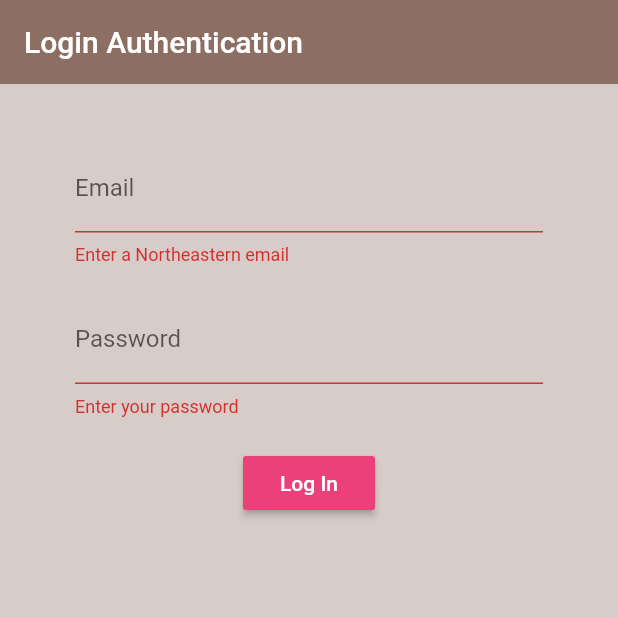
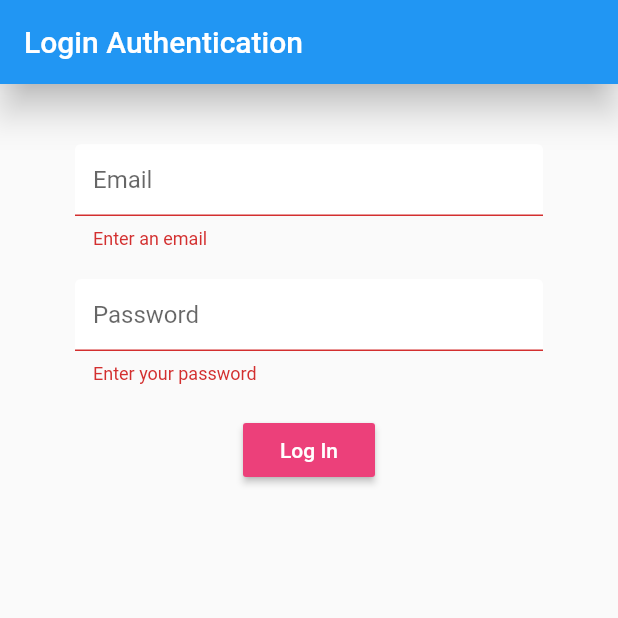
Before and after one commit to aierons/nu-scheduling, a Flutter app: the screen it shows after launch, after a tap on "Log In", on a phone screen of 412 x 824 dp, the top half of it. Run offline on Flutter 3.47's test engine with Material 2 defaults, Android fonts, the phone set to English and light mode, and no system bars; our stand-ins replace datetime_picker_formfield, firebase_auth; accounts and stored records are empty.

```diff
--- a/lib/login_page.dart
+++ b/lib/login_page.dart
@@ -18,10 +18,10 @@ class _LoginPageState extends State<LoginPage> {
   @override
   Widget build(BuildContext context) {
     return Scaffold(
-      backgroundColor: Colors.brown[100],
+      //backgroundColor: Colors.brown[100],
       appBar: AppBar(
-        backgroundColor: Colors.brown[400],
-        elevation: 0.0,
+        backgroundColor: Theme.of(context).primaryColor,
+        elevation: 10.0,
         title: Text('Login Authentication'),
       ),
       body: Container(
@@ -37,7 +37,6 @@ class _LoginPageState extends State<LoginPage> {
         //     }
         //   },
         // ),
-        //key: _formKey,
         child: Form(
           key: _formKey,
           child: Column(
@@ -48,16 +47,25 @@ class _LoginPageState extends State<LoginPage> {
                   setState(() => email = input);
                 },
                 validator: (input) {
-                  if (input.isEmpty ||
-                      !input.contains('@northeastern.edu') ||
-                      !input.contains('@husky.neu.edu')) {
-                    return 'Enter a Northeastern email';
+                  if (input.isEmpty) {
+                    return 'Enter an email';
+                    // } else if (!input.contains('@northeastern.edu') ||
+                    //     !input.contains('@husky.neu.edu')) {
+                    //   return 'Enter a Northeastern email';
+                    // } else {
                   } else {
                     return null;
                   }
                 },
-                // onSaved: (input) => _email = input,
-                decoration: InputDecoration(labelText: 'Email'),
+                decoration: InputDecoration(
+                  hintText: 'Email',
+                  fillColor: Colors.white,
+                  filled: true,
+                  enabledBorder: OutlineInputBorder(
+                      borderSide: BorderSide(color: Colors.white, width: 2)),
+                  focusedBorder: OutlineInputBorder(
+                      borderSide: BorderSide(color: Colors.pink, width: 2)),
+                ),
               ),
               SizedBox(height: 20),
               TextFormField(
@@ -67,7 +75,15 @@ class _LoginPageState extends State<LoginPage> {
                 validator: (input) =>
                     input.length < 6 ? 'Enter your password' : null,
                 //onSaved: (input) => _password = input,
-                decoration: InputDecoration(labelText: 'Password'),
+                decoration: InputDecoration(
+                  hintText: 'Password',
+                  fillColor: Colors.white,
+                  filled: true,
+                  enabledBorder: OutlineInputBorder(
+                      borderSide: BorderSide(color: Colors.white, width: 2)),
+                  focusedBorder: OutlineInputBorder(
+                      borderSide: BorderSide(color: Colors.pink, width: 2)),
+                ),
                 obscureText: true,
               ),
               SizedBox(height: 20),
```
